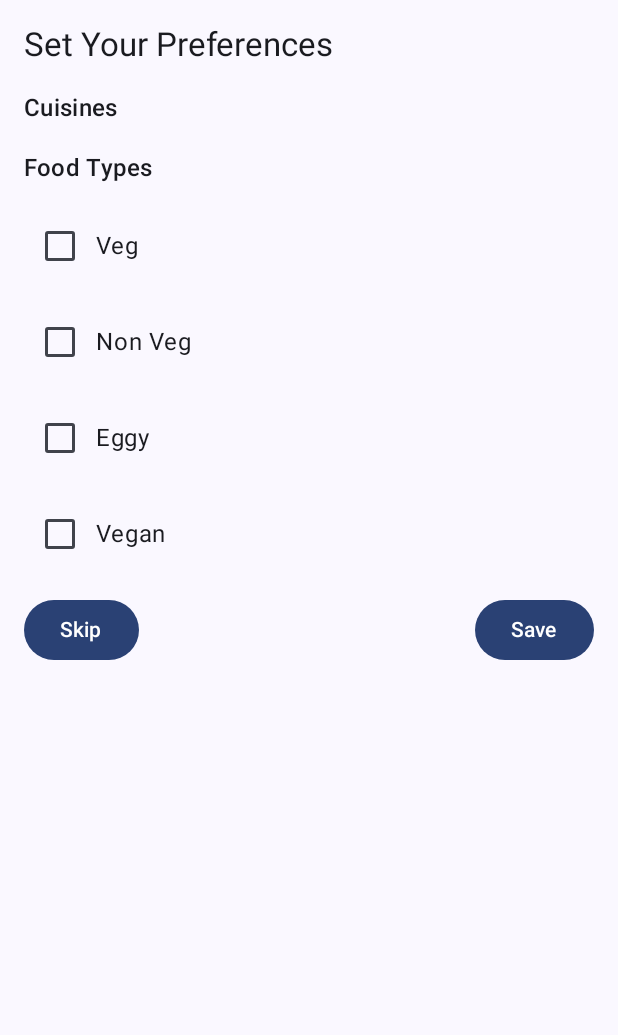
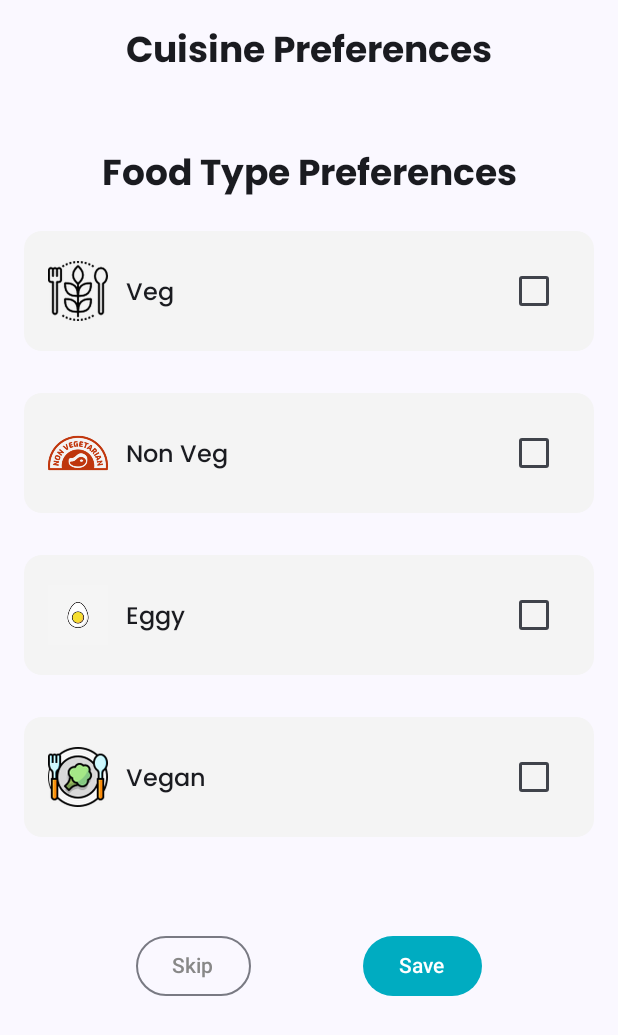
Before and after one commit to mycoookbuddy/MyCookBuddyAndroid, an Android app built with Jetpack Compose: the composable SettingsScreen shown on its own in the app's theme, on a phone screen of 412 x 824 dp. Shown: the top 1035 px of the screen. Run offline under Robolectric (Android 15) with nearby library versions, the phone set to English and light mode, and no system bars; our stand-ins replace Firebase (no records; nobody signed in at launch, a user with empty details on screens opened directly).

Commit message:
Modified the Settings page look.

```diff
--- a/app/src/main/java/com/mycookbuddy/app/SettingsActivity.kt
+++ b/app/src/main/java/com/mycookbuddy/app/SettingsActivity.kt
@@ -5,17 +5,32 @@ import android.os.Bundle
 import android.widget.Toast
 import androidx.activity.ComponentActivity
 import androidx.activity.compose.setContent
+import androidx.compose.animation.animateColorAsState
+import androidx.compose.animation.core.animateFloatAsState
+import androidx.compose.animation.core.tween
+import androidx.compose.foundation.Image
+import androidx.compose.foundation.background
+import androidx.compose.foundation.clickable
 import androidx.compose.foundation.layout.*
+import androidx.compose.foundation.rememberScrollState
+import androidx.compose.foundation.shape.RoundedCornerShape
+import androidx.compose.foundation.verticalScroll
 import androidx.compose.material3.*
 import androidx.compose.runtime.*
 import androidx.compose.ui.Alignment
 import androidx.compose.ui.Modifier
+import androidx.compose.ui.draw.scale
+import androidx.compose.ui.graphics.Color
+import androidx.compose.ui.res.painterResource
+import androidx.compose.ui.text.font.FontWeight
 import androidx.compose.ui.unit.dp
 import com.google.firebase.firestore.FirebaseFirestore
 import com.google.firebase.firestore.SetOptions
+import com.mycookbuddy.app.ui.theme.MyApplicationTheme
+import com.mycookbuddy.app.R
+import kotlinx.coroutines.delay
 
 class SettingsActivity : ComponentActivity() {
-
     private val firestore = FirebaseFirestore.getInstance()
 
     override fun onCreate(savedInstanceState: Bundle?) {
@@ -23,6 +38,7 @@ class SettingsActivity : ComponentActivity() {
         val userEmail = intent.getStringExtra("USER_EMAIL") ?: return
 
         setContent {
+            MyApplicationTheme {
                 SettingsScreen(
                     onSave = { selectedCuisines, selectedFoodTypes ->
                         savePreferences(userEmail, selectedCuisines, selectedFoodTypes, "SET")
@@ -31,6 +47,7 @@ class SettingsActivity : ComponentActivity() {
                         savePreferences(userEmail, emptyList(), emptyList(), "SKIPPED")
                     }
                 )
+            }
         }
     }
 
@@ -47,7 +64,7 @@ class SettingsActivity : ComponentActivity() {
         )
 
         firestore.collection("users").document(userEmail)
-            .set(userUpdates, SetOptions.merge())  // Safely update without overwriting existing fields
+            .set(userUpdates, SetOptions.merge())
             .addOnSuccessListener {
                 Toast.makeText(this, "Preferences saved successfully", Toast.LENGTH_SHORT).show()
                 val intent = Intent(this, SuggestFoodItemsActivity::class.java).apply {
@@ -63,6 +80,61 @@ class SettingsActivity : ComponentActivity() {
 }
 
 @Composable
+fun SelectableItem(
+    title: String,
+    iconRes: Int,
+    selected: Boolean,
+    onToggle: () -> Unit,
+    selectedColor: Color
+) {
+    var toggled by remember { mutableStateOf(false) }
+    val animatedColor by animateColorAsState(
+        targetValue = if (selected) selectedColor else Color(0xFFF4F4F4),
+        animationSpec = tween(300), label = ""
+    )
+    val scale by animateFloatAsState(
+        targetValue = if (toggled) 1.05f else 1.0f,
+        animationSpec = tween(500), label = ""
+    )
+
+    LaunchedEffect(selected) {
+        if (selected) {
+            toggled = true
+            delay(500)
+            toggled = false
+        }
+    }
+
+    Card(
+        modifier = Modifier
+            .fillMaxWidth()
+            .padding(vertical = 6.dp)
+            .scale(scale)
+            .clickable { onToggle() },
+        shape = RoundedCornerShape(12.dp),
+        colors = CardDefaults.cardColors(containerColor = animatedColor)
+    ) {
+        Row(
+            verticalAlignment = Alignment.CenterVertically,
+            modifier = Modifier.padding(16.dp)
+        ) {
+            Image(
+                painter = painterResource(id = iconRes),
+                contentDescription = title,
+                modifier = Modifier.size(40.dp)
+            )
+            Spacer(modifier = Modifier.width(12.dp))
+            Text(title, style = MaterialTheme.typography.bodyLarge, fontWeight = FontWeight.Medium)
+            Spacer(modifier = Modifier.weight(1f))
+            Checkbox(
+                checked = selected,
+                onCheckedChange = { onToggle() }
+            )
+        }
+    }
+}
+
+@Composable
 fun SettingsScreen(
     onSave: (List<String>, List<String>) -> Unit,
     onSkip: () -> Unit
@@ -71,63 +143,97 @@ fun SettingsScreen(
     var cuisines by remember { mutableStateOf<List<String>>(emptyList()) }
     val selectedCuisines = remember { mutableStateListOf<String>() }
     val selectedFoodTypes = remember { mutableStateListOf<String>() }
-    val foodTypes = listOf("Veg", "Non Veg", "Eggy", "Vegan")
+
+    val cuisineIcons = mapOf(
+        "South Indian" to R.drawable.south_indian_4x,
+        "Punjabi" to R.drawable.punjabi_4x,
+        "Marathi" to R.drawable.marathi_4x,
+        "Gujarati" to R.drawable.gujarati_4x
+    )
+
+    val foodTypeIcons = mapOf(
+        "Veg" to R.drawable.vegetarian_4x,
+        "Non Veg" to R.drawable.non_vegetarian_4x,
+        "Eggy" to R.drawable.eggetarian_4x,
+        "Vegan" to R.drawable.vegan_4x
+    )
+
+    val foodTypeColors = mapOf(
+        "Veg" to Color(0xFFC8E6C9),       // light green
+        "Non Veg" to Color(0xFFFFCDD2),   // light red
+        "Eggy" to Color(0xFFFFF9C4),       // light yellow
+        "Vegan" to Color(0xFFDCEDC8)       // soft green
+    )
 
     LaunchedEffect(Unit) {
         firestore.collection("cuisine").get()
-            .addOnSuccessListener { querySnapshot ->
-                cuisines = querySnapshot.documents.mapNotNull { it.getString("name") }
+            .addOnSuccessListener { snapshot ->
+                val names = snapshot.documents.mapNotNull { it.getString("name") }
+                val displayOrder = listOf("South Indian", "Punjabi", "Marathi", "Gujarati")
+                cuisines = displayOrder.filter { it in names }
             }
     }
 
     Column(
         modifier = Modifier
             .fillMaxSize()
+            .verticalScroll(rememberScrollState())
             .padding(16.dp),
-        verticalArrangement = Arrangement.spacedBy(16.dp)
+        verticalArrangement = Arrangement.spacedBy(16.dp),
+        horizontalAlignment = Alignment.CenterHorizontally
     ) {
-        Text("Set Your Preferences", style = MaterialTheme.typography.titleLarge)
+        Text("Cuisine Preferences", style = MaterialTheme.typography.titleLarge.copy(fontWeight = FontWeight.Bold))
 
-        // Cuisines Checkboxes
-        Text("Cuisines", style = MaterialTheme.typography.titleMedium)
         cuisines.forEach { cuisine ->
-            Row(verticalAlignment = Alignment.CenterVertically) {
-                Checkbox(
-                    checked = selectedCuisines.contains(cuisine),
-                    onCheckedChange = { isChecked ->
-                        if (isChecked) selectedCuisines.add(cuisine)
-                        else selectedCuisines.remove(cuisine)
-                    }
+            SelectableItem(
+                title = cuisine,
+                iconRes = cuisineIcons[cuisine] ?: R.drawable.placeholder,
+                selected = selectedCuisines.contains(cuisine),
+                onToggle = {
+                    if (selectedCuisines.contains(cuisine)) selectedCuisines.remove(cuisine)
+                    else selectedCuisines.add(cuisine)
+                },
+                selectedColor = Color(0xFFE1F5FE)
             )
-                Text(text = cuisine)
-            }
         }
 
-        // Food Types Checkboxes
-        Text("Food Types", style = MaterialTheme.typography.titleMedium)
-        foodTypes.forEach { foodType ->
-            Row(verticalAlignment = Alignment.CenterVertically) {
-                Checkbox(
-                    checked = selectedFoodTypes.contains(foodType),
-                    onCheckedChange = { isChecked ->
-                        if (isChecked) selectedFoodTypes.add(foodType)
-                        else selectedFoodTypes.remove(foodType)
-                    }
+        Spacer(modifier = Modifier.height(16.dp))
+
+        Text("Food Type Preferences", style = MaterialTheme.typography.titleLarge.copy(fontWeight = FontWeight.Bold))
+
+        foodTypeIcons.forEach { (type, icon) ->
+            SelectableItem(
+                title = type,
+                iconRes = icon,
+                selected = selectedFoodTypes.contains(type),
+                onToggle = {
+                    if (selectedFoodTypes.contains(type)) selectedFoodTypes.remove(type)
+                    else selectedFoodTypes.add(type)
+                },
+                selectedColor = foodTypeColors[type] ?: Color(0xFFF0F0F0)
             )
-                Text(text = foodType)
-            }
         }
 
-        // Buttons
+        Spacer(modifier = Modifier.height(24.dp))
+
         Row(
             modifier = Modifier.fillMaxWidth(),
-            horizontalArrangement = Arrangement.SpaceBetween
+            horizontalArrangement = Arrangement.SpaceEvenly
         ) {
-            Button(onClick = { onSkip() }) {
+            OutlinedButton(
+                onClick = onSkip,
+                colors = ButtonDefaults.outlinedButtonColors(contentColor = Color.Gray),
+                border = ButtonDefaults.outlinedButtonBorder
+            ) {
                 Text("Skip")
             }
-            Button(onClick = { onSave(selectedCuisines.toList(), selectedFoodTypes.toList()) }) {
-                Text("Save")
+            Button(
+                onClick = {
+                    onSave(selectedCuisines.toList(), selectedFoodTypes.toList())
+                },
+                colors = ButtonDefaults.buttonColors(containerColor = Color(0xFF00ACC1))
+            ) {
+                Text("Save", color = Color.White)
             }
         }
     }
--- a/app/src/main/java/com/mycookbuddy/app/ui/theme/Color.kt
+++ b/app/src/main/java/com/mycookbuddy/app/ui/theme/Color.kt
@@ -1,4 +1,4 @@
-package com.example.app.ui.theme
+package com.mycookbuddy.app.ui.theme
 
 import androidx.compose.ui.graphics.Color
 
--- /dev/null
+++ b/app/src/main/java/com/mycookbuddy/app/ui/theme/Font.kt
@@ -0,0 +1,12 @@
+package com.mycookbuddy.app.ui.theme
+
+import androidx.compose.ui.text.font.Font
+import androidx.compose.ui.text.font.FontFamily
+import androidx.compose.ui.text.font.FontWeight
+import com.mycookbuddy.app.R
+
+val Poppins = FontFamily(
+    Font(R.font.poppins_regular, FontWeight.Normal),
+    Font(R.font.poppins_medium, FontWeight.Medium),
+    Font(R.font.poppins_bold, FontWeight.Bold)
+)
--- a/app/src/main/java/com/mycookbuddy/app/ui/theme/Theme.kt
+++ b/app/src/main/java/com/mycookbuddy/app/ui/theme/Theme.kt
@@ -1,14 +1,17 @@
-package com.example.app.ui.theme
+package com.mycookbuddy.app.ui.theme
 
 import android.os.Build
 import androidx.compose.foundation.isSystemInDarkTheme
-import androidx.compose.material3.MaterialTheme
-import androidx.compose.material3.darkColorScheme
-import androidx.compose.material3.dynamicDarkColorScheme
-import androidx.compose.material3.dynamicLightColorScheme
-import androidx.compose.material3.lightColorScheme
+import androidx.compose.material3.*
 import androidx.compose.runtime.Composable
 import androidx.compose.ui.platform.LocalContext
+import androidx.compose.ui.text.TextStyle
+import androidx.compose.ui.unit.sp
+import androidx.compose.ui.text.font.FontWeight
+import com.mycookbuddy.app.R
+
+// Import Poppins from Font.kt
+import com.mycookbuddy.app.ui.theme.Poppins
 
 private val DarkColorScheme = darkColorScheme(
     primary = Purple80,
@@ -20,22 +23,34 @@ private val LightColorScheme = lightColorScheme(
     primary = Purple40,
     secondary = PurpleGrey40,
     tertiary = Pink40
+)
 
-    /* Other default colors to override
-    background = Color(0xFFFFFBFE),
-    surface = Color(0xFFFFFBFE),
-    onPrimary = Color.White,
-    onSecondary = Color.White,
-    onTertiary = Color.White,
-    onBackground = Color(0xFF1C1B1F),
-    onSurface = Color(0xFF1C1B1F),
-    */
+val AppTypography = Typography(
+    displayLarge = TextStyle(
+        fontFamily = Poppins,
+        fontWeight = FontWeight.Bold,
+        fontSize = 32.sp
+    ),
+    titleLarge = TextStyle(
+        fontFamily = Poppins,
+        fontWeight = FontWeight.Medium,
+        fontSize = 24.sp
+    ),
+    bodyLarge = TextStyle(
+        fontFamily = Poppins,
+        fontWeight = FontWeight.Normal,
+        fontSize = 16.sp
+    ),
+    labelSmall = TextStyle(
+        fontFamily = Poppins,
+        fontWeight = FontWeight.Medium,
+        fontSize = 12.sp
+    )
 )
 
 @Composable
 fun MyApplicationTheme(
     darkTheme: Boolean = isSystemInDarkTheme(),
-    // Dynamic color is available on Android 12+
     dynamicColor: Boolean = true,
     content: @Composable () -> Unit
 ) {
@@ -51,7 +66,7 @@ fun MyApplicationTheme(
 
     MaterialTheme(
         colorScheme = colorScheme,
-        typography = Typography,
+        typography = AppTypography,
         content = content
     )
 }
--- a/gradle/libs.versions.toml
+++ b/gradle/libs.versions.toml
@@ -11,6 +11,7 @@ activityCompose = "1.10.1"
 composeBom = "2025.04.00"
 composeMaterial = "1.4.1"
 firebaseAuthKtx = "23.2.0"
+material3 = "1.3.2"
 navigationCompose = "2.8.9"
 
 [libraries]
@@ -33,6 +34,7 @@ google-services-auth = "com.google.android.gms:play-services-auth:21.3.0"
 androidx-compose-material = { group = "androidx.wear.compose", name = "compose-material", version.ref = "composeMaterial" }
 firebase-auth-ktx = { group = "com.google.firebase", name = "firebase-auth-ktx", version.ref = "firebaseAuthKtx" }
 androidx-navigation-compose = { group = "androidx.navigation", name = "navigation-compose", version.ref = "navigationCompose" }
+material3 = { module = "androidx.compose.material3:material3", version.ref = "material3" }
 
 [plugins]
 android-application = { id = "com.android.application", version.ref = "agp" }
```
Also changed, not shown: app/build.gradle.kts (+20 -3 lines), app/src/main/res/drawable/eggetarian_4x.png (added), app/src/main/res/drawable/gujarati_4x.png (added), app/src/main/res/drawable/marathi_4x.png (added), app/src/main/res/drawable/non_vegetarian_4x.png (added), app/src/main/res/drawable/placeholder.png (added), app/src/main/res/drawable/punjabi_4x.png (added), app/src/main/res/drawable/south_indian_4x.png (added), app/src/main/res/drawable/vegan_4x.png (added), app/src/main/res/drawable/vegetarian_4x.png (added), app/src/main/res/font/poppins_bold.ttf (added), app/src/main/res/font/poppins_medium.ttf (added), app/src/main/res/font/poppins_regular.ttf (added). Lines whose indentation alone changed are shown as unchanged.
